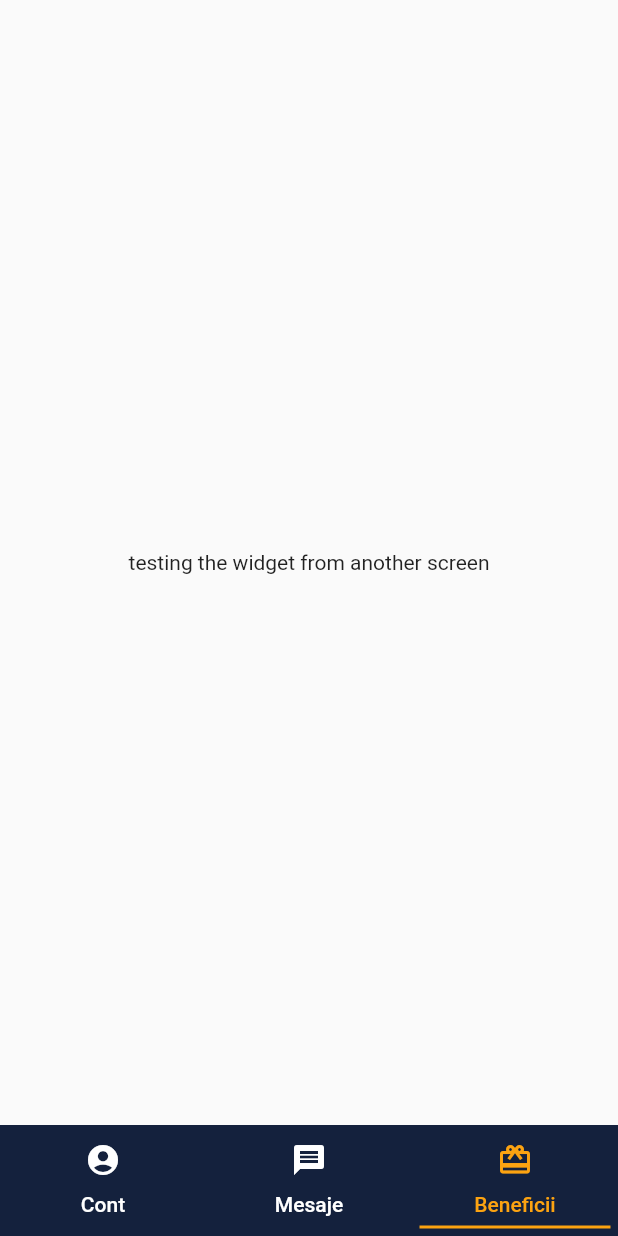
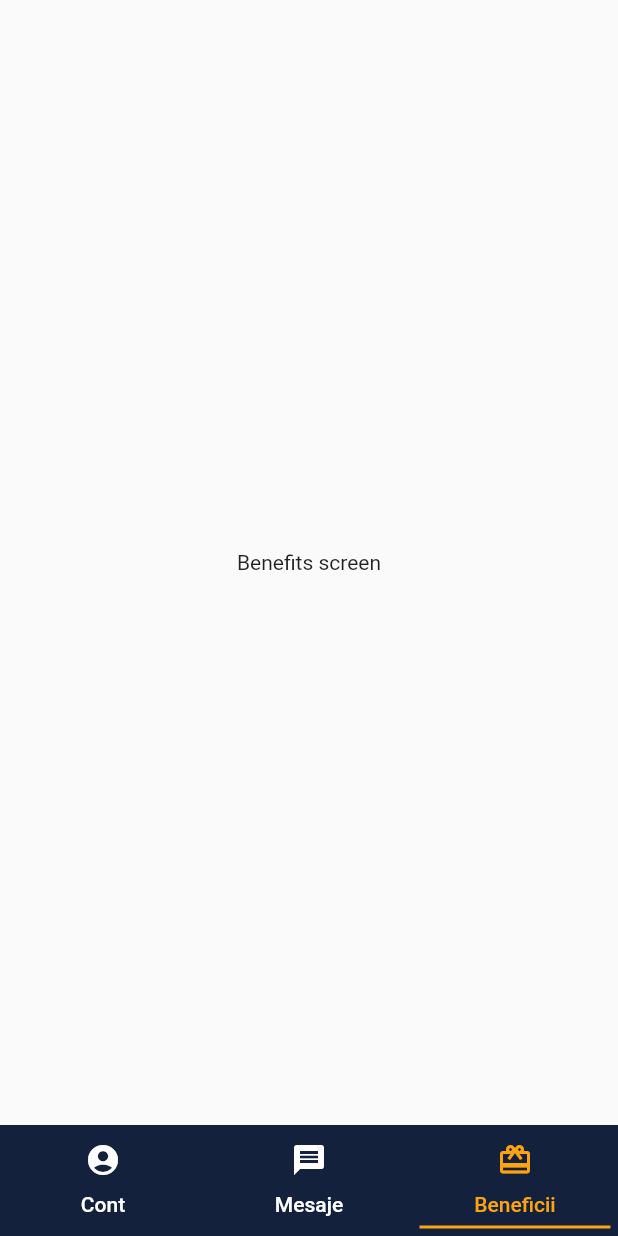
Before and after one commit to caring-dev-acc/caring, a Flutter app: the screen it shows after launch, item 3 of the bottom bar chosen, on a phone screen of 412 x 824 dp. Run offline on Flutter 3.47's test engine with Material 2 defaults, Android fonts, the phone set to English and light mode, and no system bars.

Commit message:
Update Benefits.dart

```diff
--- a/caring_app/lib/screens/Benefits.dart
+++ b/caring_app/lib/screens/Benefits.dart
@@ -6,7 +6,7 @@ class Benefits extends StatelessWidget {
     return Scaffold(
       body:
       Center(
-          child: Text('testing the widget from another screen')
+          child: Text('Benefits screen')
           ),
         );
   }
```
